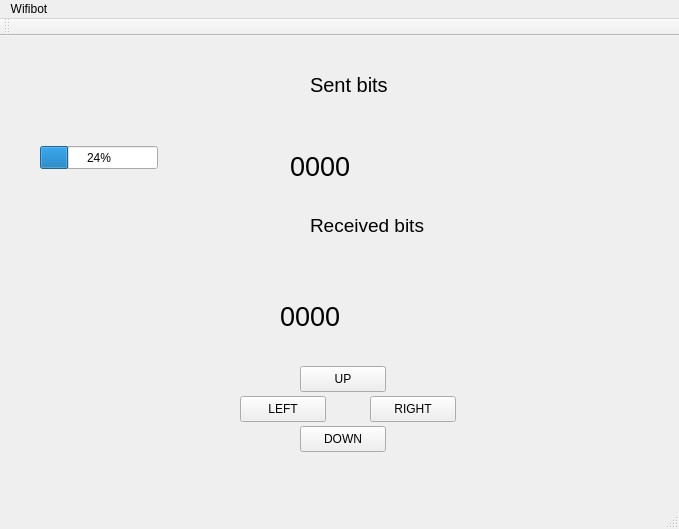
This is mainwindow.ui in wilcoln/wifibot as Qt 5 draws it before an edit. The edited form follows.
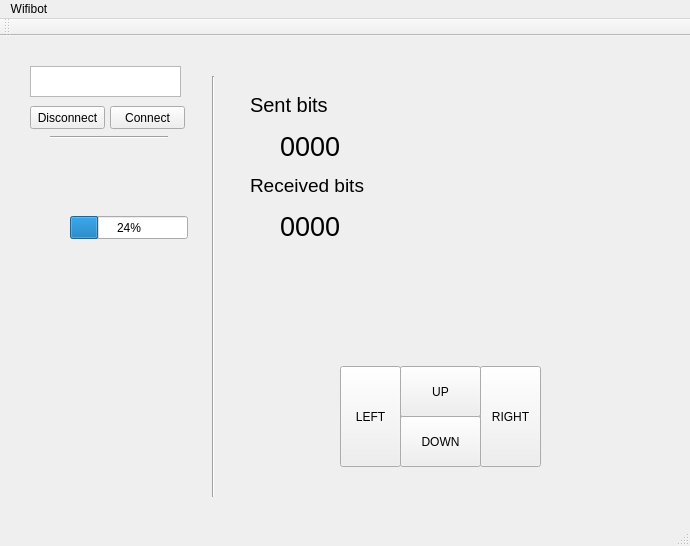
This is the edited form.

What changed in the file:
```diff
--- a/mainwindow.ui
+++ b/mainwindow.ui
@@ -6,8 +6,8 @@
    <rect>
     <x>0</x>
     <y>0</y>
-    <width>679</width>
-    <height>529</height>
+    <width>690</width>
+    <height>546</height>
    </rect>
   </property>
   <property name="windowTitle">
@@ -17,8 +17,8 @@
    <widget class="QLabel" name="label">
     <property name="geometry">
      <rect>
-      <x>310</x>
-      <y>40</y>
+      <x>250</x>
+      <y>60</y>
       <width>91</width>
       <height>18</height>
      </rect>
@@ -35,8 +35,8 @@
    <widget class="QLabel" name="sent">
     <property name="geometry">
      <rect>
-      <x>290</x>
-      <y>100</y>
+      <x>280</x>
+      <y>80</y>
       <width>321</width>
       <height>61</height>
      </rect>
@@ -53,8 +53,8 @@
    <widget class="QLabel" name="label_3">
     <property name="geometry">
      <rect>
-      <x>310</x>
-      <y>180</y>
+      <x>250</x>
+      <y>140</y>
       <width>121</width>
       <height>18</height>
      </rect>
@@ -72,7 +72,7 @@
     <property name="geometry">
      <rect>
       <x>280</x>
-      <y>250</y>
+      <y>160</y>
       <width>361</width>
       <height>61</height>
      </rect>
@@ -89,10 +89,10 @@
    <widget class="QPushButton" name="Left">
     <property name="geometry">
      <rect>
-      <x>240</x>
-      <y>360</y>
-      <width>86</width>
-      <height>26</height>
+      <x>340</x>
+      <y>330</y>
+      <width>61</width>
+      <height>101</height>
      </rect>
     </property>
     <property name="text">
@@ -102,10 +102,10 @@
    <widget class="QPushButton" name="pushButton_2">
     <property name="geometry">
      <rect>
-      <x>370</x>
-      <y>360</y>
-      <width>86</width>
-      <height>26</height>
+      <x>480</x>
+      <y>330</y>
+      <width>61</width>
+      <height>101</height>
      </rect>
     </property>
     <property name="text">
@@ -115,10 +115,10 @@
    <widget class="QPushButton" name="pushButton_3">
     <property name="geometry">
      <rect>
-      <x>300</x>
-      <y>390</y>
-      <width>86</width>
-      <height>26</height>
+      <x>400</x>
+      <y>380</y>
+      <width>81</width>
+      <height>51</height>
      </rect>
     </property>
     <property name="text">
@@ -128,10 +128,10 @@
    <widget class="QPushButton" name="pushButton_4">
     <property name="geometry">
      <rect>
-      <x>300</x>
+      <x>400</x>
       <y>330</y>
-      <width>86</width>
-      <height>26</height>
+      <width>81</width>
+      <height>51</height>
      </rect>
     </property>
     <property name="text">
@@ -141,8 +141,8 @@
    <widget class="QProgressBar" name="progressBar">
     <property name="geometry">
      <rect>
-      <x>40</x>
-      <y>110</y>
+      <x>70</x>
+      <y>180</y>
       <width>118</width>
       <height>23</height>
      </rect>
@@ -151,14 +151,76 @@
      <number>24</number>
     </property>
    </widget>
+   <widget class="QTextEdit" name="ipAddressEdit">
+    <property name="geometry">
+     <rect>
+      <x>30</x>
+      <y>30</y>
+      <width>151</width>
+      <height>31</height>
+     </rect>
+    </property>
+   </widget>
+   <widget class="QPushButton" name="connectBoutton">
+    <property name="geometry">
+     <rect>
+      <x>110</x>
+      <y>70</y>
+      <width>75</width>
+      <height>23</height>
+     </rect>
+    </property>
+    <property name="text">
+     <string>Connect</string>
+    </property>
+   </widget>
+   <widget class="QPushButton" name="disconnectBoutton">
+    <property name="geometry">
+     <rect>
+      <x>30</x>
+      <y>70</y>
+      <width>75</width>
+      <height>23</height>
+     </rect>
+    </property>
+    <property name="text">
+     <string>Disconnect</string>
+    </property>
+   </widget>
+   <widget class="Line" name="line">
+    <property name="geometry">
+     <rect>
+      <x>50</x>
+      <y>100</y>
+      <width>118</width>
+      <height>3</height>
+     </rect>
+    </property>
+    <property name="orientation">
+     <enum>Qt::Horizontal</enum>
+    </property>
+   </widget>
+   <widget class="Line" name="line_2">
+    <property name="geometry">
+     <rect>
+      <x>203</x>
+      <y>40</y>
+      <width>20</width>
+      <height>421</height>
+     </rect>
+    </property>
+    <property name="orientation">
+     <enum>Qt::Vertical</enum>
+    </property>
+   </widget>
   </widget>
   <widget class="QMenuBar" name="menuBar">
    <property name="geometry">
     <rect>
      <x>0</x>
      <y>0</y>
-     <width>679</width>
-     <height>23</height>
+     <width>690</width>
+     <height>21</height>
     </rect>
    </property>
    <widget class="QMenu" name="menuWifibot">
```
Left out of the diff: 8 changed lines with no effect on the pictures.
